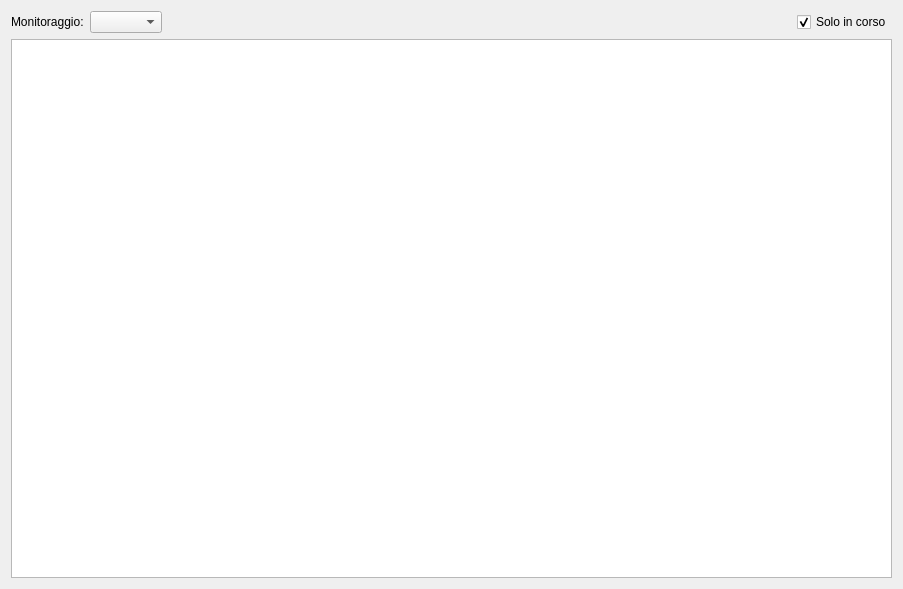
Old version of the form monitoraggi.ui in the repository tarateo78/Praticometro.
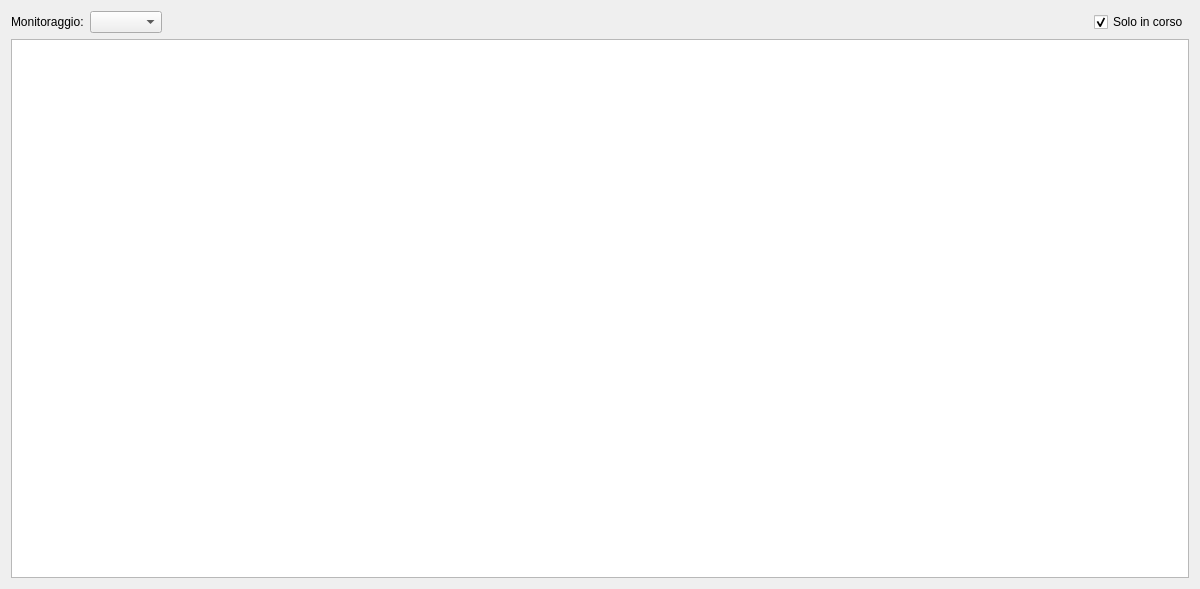
New version of the form.

The edit to the form file:
```diff
--- a/monitoraggi.ui
+++ b/monitoraggi.ui
@@ -6,7 +6,7 @@
    <rect>
     <x>0</x>
     <y>0</y>
-    <width>903</width>
+    <width>1200</width>
     <height>589</height>
    </rect>
   </property>
@@ -61,6 +61,9 @@
        <property name="selectionBehavior">
         <enum>QAbstractItemView::SelectRows</enum>
        </property>
+       <property name="sortingEnabled">
+        <bool>true</bool>
+       </property>
       </widget>
      </item>
     </layout>
```
